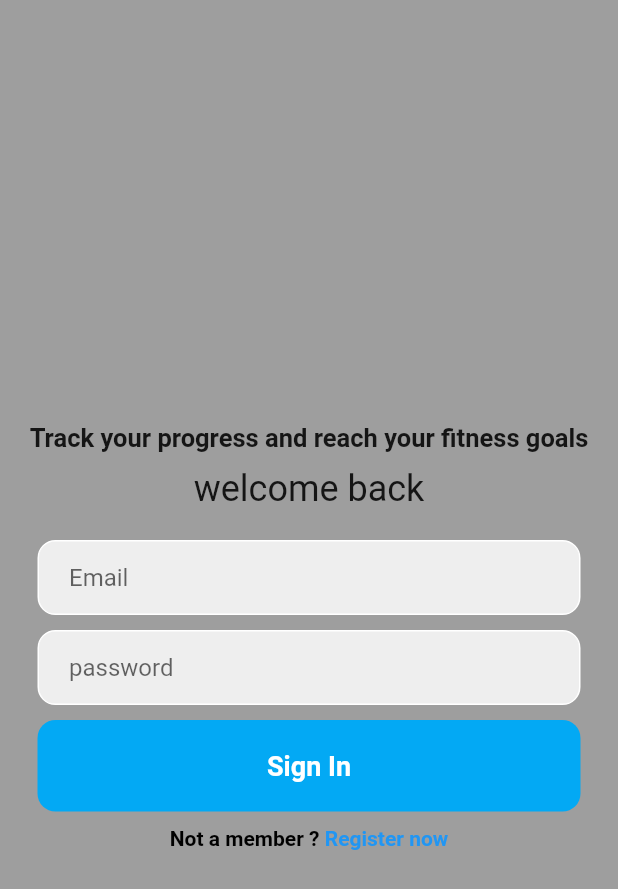
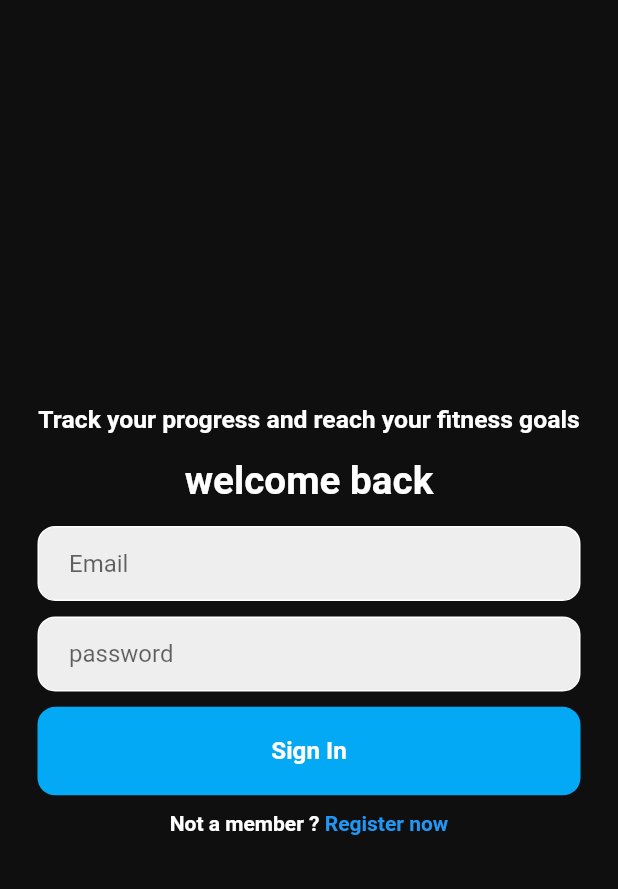
Before and after one commit to xKusabimaru/progressive-overload, a Flutter app: the screen it shows after launch, on a phone screen of 412 x 824 dp. Shown: the top 889 px of the screen. Run offline on Flutter 3.47's test engine with Material 2 defaults, Android fonts, the phone set to English and light mode, and no system bars.

Commit message:
login_page_sizefix

```diff
--- a/lib/views/landing_view.dart
+++ b/lib/views/landing_view.dart
@@ -5,30 +5,39 @@ class LandingView extends StatelessWidget {
 
   @override
   Widget build(BuildContext context) {
+    final double screenHeight = MediaQuery.of(context).size.height;
+
+    final double statusBarHeight = MediaQuery.of(context).padding.top;
+    final double usedHeight = screenHeight - statusBarHeight;
+    final double usedWidth = MediaQuery.of(context).size.width;
     return Scaffold(
-      backgroundColor: Colors.grey,
+      backgroundColor: Color(0xff0F0F0F), // backgroundColor
       body: SafeArea(
         child: Center(
           child: Column(
-            mainAxisAlignment: MainAxisAlignment.center,
+            mainAxisAlignment:
+                MainAxisAlignment.center, //the box for all page contents
             children: [
-              SizedBox(height: 25),
-              // hello
+              SizedBox(height: usedHeight / 244),
+              // welcom to the user
               Text(
                 'Track your progress and reach your fitness goals',
                 style: TextStyle(
+                  color: Color.fromARGB(255, 255, 255, 255),
                   fontWeight: FontWeight.bold,
-                  fontSize: 17,
+                  fontSize: usedHeight / 50,
                 ),
               ),
-              SizedBox(height: 10),
+              SizedBox(height: usedHeight / 50),
               Text(
                 'welcome back',
                 style: TextStyle(
-                  fontSize: 24,
+                  color: Colors.white,
+                  fontWeight: FontWeight.bold,
+                  fontSize: usedHeight / 32, //gg
                 ),
               ),
-              SizedBox(height: 20),
+              SizedBox(height: usedHeight / 55),
 
               // email
               Padding(
@@ -37,7 +46,7 @@ class LandingView extends StatelessWidget {
                   decoration: BoxDecoration(
                     color: Colors.grey[200],
                     border: Border.all(color: Colors.white),
-                    borderRadius: BorderRadius.circular(12),
+                    borderRadius: BorderRadius.circular(usedHeight / 70),
                   ),
                   child: Padding(
                     padding: const EdgeInsets.only(left: 20.0),
@@ -53,7 +62,7 @@ class LandingView extends StatelessWidget {
               //pass
 
               ,
-              SizedBox(height: 10),
+              SizedBox(height: usedHeight / 80),
 
               Padding(
                 padding: const EdgeInsets.symmetric(horizontal: 25.0),
@@ -61,7 +70,7 @@ class LandingView extends StatelessWidget {
                   decoration: BoxDecoration(
                     color: Colors.grey[200],
                     border: Border.all(color: Colors.white),
-                    borderRadius: BorderRadius.circular(12),
+                    borderRadius: BorderRadius.circular(usedHeight / 70),
                   ),
                   child: Padding(
                     padding: const EdgeInsets.only(left: 20.0),
@@ -75,7 +84,7 @@ class LandingView extends StatelessWidget {
                   ),
                 ),
               ),
-              SizedBox(height: 10),
+              SizedBox(height: usedHeight / 80),
 
               //sign in button
               Padding(
@@ -84,20 +93,20 @@ class LandingView extends StatelessWidget {
                   padding: EdgeInsets.all(20),
                   decoration: BoxDecoration(
                       color: Colors.lightBlue,
-                      borderRadius: BorderRadius.circular(12)),
+                      borderRadius: BorderRadius.circular(usedHeight / 70)),
                   child: Center(
                     child: Text(
                       'Sign In',
                       style: TextStyle(
                         color: Colors.white,
                         fontWeight: FontWeight.bold,
-                        fontSize: 18,
+                        fontSize: usedHeight / 51,
                       ),
                     ),
                   ),
                 ),
               ),
-              SizedBox(height: 10),
+              SizedBox(height: usedHeight / 75),
 
               // register
               Row(
@@ -106,7 +115,7 @@ class LandingView extends StatelessWidget {
                   Text(
                     'Not a member ?',
                     style: TextStyle(
-                      color: Colors.black,
+                      color: Colors.white,
                       fontWeight: FontWeight.bold,
                     ),
                   ),
```
